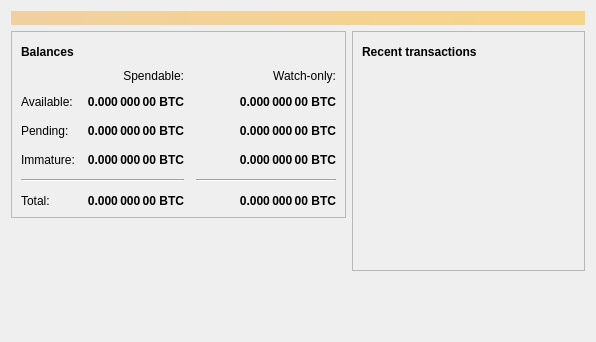
First picture: the form in src/qt/forms/overviewpage.ui, repository CodeAssureLabs/bitcoin-2018, before the edit.
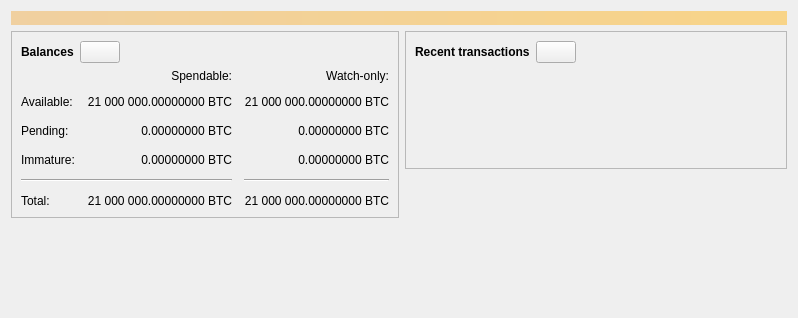
Second picture: the form after the edit. Icons and pictures are not drawn. Custom widgets are drawn as their Qt base class.

Patch:
```diff
--- a/src/qt/forms/overviewpage.ui
+++ b/src/qt/forms/overviewpage.ui
@@ -6,8 +6,8 @@
    <rect>
     <x>0</x>
     <y>0</y>
-    <width>596</width>
-    <height>342</height>
+    <width>798</width>
+    <height>318</height>
    </rect>
   </property>
   <property name="windowTitle">
@@ -68,7 +68,7 @@
               </property>
               <property name="maximumSize">
                <size>
-                <width>30</width>
+                <width>45</width>
                 <height>16777215</height>
                </size>
               </property>
@@ -89,9 +89,6 @@
                 <height>24</height>
                </size>
               </property>
-              <property name="flat">
-               <bool>true</bool>
-              </property>
              </widget>
             </item>
             <item>
@@ -116,12 +113,6 @@
             </property>
             <item row="2" column="2">
              <widget class="QLabel" name="labelWatchPending">
-              <property name="font">
-               <font>
-                <weight>75</weight>
-                <bold>true</bold>
-               </font>
-              </property>
               <property name="cursor">
                <cursorShape>IBeamCursor</cursorShape>
               </property>
@@ -129,7 +120,7 @@
                <string>Unconfirmed transactions to watch-only addresses</string>
               </property>
               <property name="text">
-               <string notr="true">0.000 000 00 BTC</string>
+               <string notr="true">0.00000000 BTC</string>
               </property>
               <property name="alignment">
                <set>Qt::AlignRight|Qt::AlignTrailing|Qt::AlignVCenter</set>
@@ -141,12 +132,6 @@
             </item>
             <item row="2" column="1">
              <widget class="QLabel" name="labelUnconfirmed">
-              <property name="font">
-               <font>
-                <weight>75</weight>
-                <bold>true</bold>
-               </font>
-              </property>
               <property name="cursor">
                <cursorShape>IBeamCursor</cursorShape>
               </property>
@@ -154,7 +139,7 @@
                <string>Total of transactions that have yet to be confirmed, and do not yet count toward the spendable balance</string>
               </property>
               <property name="text">
-               <string notr="true">0.000 000 00 BTC</string>
+               <string notr="true">0.00000000 BTC</string>
               </property>
               <property name="alignment">
                <set>Qt::AlignRight|Qt::AlignTrailing|Qt::AlignVCenter</set>
@@ -166,12 +151,6 @@
             </item>
             <item row="3" column="2">
              <widget class="QLabel" name="labelWatchImmature">
-              <property name="font">
-               <font>
-                <weight>75</weight>
-                <bold>true</bold>
-               </font>
-              </property>
               <property name="cursor">
                <cursorShape>IBeamCursor</cursorShape>
               </property>
@@ -179,7 +158,7 @@
                <string>Mined balance in watch-only addresses that has not yet matured</string>
               </property>
               <property name="text">
-               <string notr="true">0.000 000 00 BTC</string>
+               <string notr="true">0.00000000 BTC</string>
               </property>
               <property name="alignment">
                <set>Qt::AlignRight|Qt::AlignTrailing|Qt::AlignVCenter</set>
@@ -224,12 +203,6 @@
             </item>
             <item row="3" column="1">
              <widget class="QLabel" name="labelImmature">
-              <property name="font">
-               <font>
-                <weight>75</weight>
-                <bold>true</bold>
-               </font>
-              </property>
               <property name="cursor">
                <cursorShape>IBeamCursor</cursorShape>
               </property>
@@ -237,7 +210,7 @@
                <string>Mined balance that has not yet matured</string>
               </property>
               <property name="text">
-               <string notr="true">0.000 000 00 BTC</string>
+               <string notr="true">0.00000000 BTC</string>
               </property>
               <property name="alignment">
                <set>Qt::AlignRight|Qt::AlignTrailing|Qt::AlignVCenter</set>
@@ -269,12 +242,6 @@
             </item>
             <item row="5" column="1">
              <widget class="QLabel" name="labelTotal">
-              <property name="font">
-               <font>
-                <weight>75</weight>
-                <bold>true</bold>
-               </font>
-              </property>
               <property name="cursor">
                <cursorShape>IBeamCursor</cursorShape>
               </property>
@@ -282,7 +249,7 @@
                <string>Your current total balance</string>
               </property>
               <property name="text">
-               <string notr="true">0.000 000 00 BTC</string>
+               <string notr="true">21 000 000.00000000 BTC</string>
               </property>
               <property name="alignment">
                <set>Qt::AlignRight|Qt::AlignTrailing|Qt::AlignVCenter</set>
@@ -294,12 +261,6 @@
             </item>
             <item row="5" column="2">
              <widget class="QLabel" name="labelWatchTotal">
-              <property name="font">
-               <font>
-                <weight>75</weight>
-                <bold>true</bold>
-               </font>
-              </property>
               <property name="cursor">
                <cursorShape>IBeamCursor</cursorShape>
               </property>
@@ -307,7 +268,7 @@
                <string>Current total balance in watch-only addresses</string>
               </property>
               <property name="text">
-               <string notr="true">0.000 000 00 BTC</string>
+               <string notr="true">21 000 000.00000000 BTC</string>
               </property>
               <property name="alignment">
                <set>Qt::AlignRight|Qt::AlignTrailing|Qt::AlignVCenter</set>
@@ -336,12 +297,6 @@
             </item>
             <item row="1" column="1">
              <widget class="QLabel" name="labelBalance">
-              <property name="font">
-               <font>
-                <weight>75</weight>
-                <bold>true</bold>
-               </font>
-              </property>
               <property name="cursor">
                <cursorShape>IBeamCursor</cursorShape>
               </property>
@@ -349,7 +304,7 @@
                <string>Your current spendable balance</string>
               </property>
               <property name="text">
-               <string notr="true">0.000 000 00 BTC</string>
+               <string notr="true">21 000 000.00000000 BTC</string>
               </property>
               <property name="alignment">
                <set>Qt::AlignRight|Qt::AlignTrailing|Qt::AlignVCenter</set>
@@ -361,12 +316,6 @@
             </item>
             <item row="1" column="2">
              <widget class="QLabel" name="labelWatchAvailable">
-              <property name="font">
-               <font>
-                <weight>75</weight>
-                <bold>true</bold>
-               </font>
-              </property>
               <property name="cursor">
                <cursorShape>IBeamCursor</cursorShape>
               </property>
@@ -374,7 +323,7 @@
                <string>Your current balance in watch-only addresses</string>
               </property>
               <property name="text">
-               <string notr="true">0.000 000 00 BTC</string>
+               <string notr="true">21 000 000.00000000 BTC</string>
               </property>
               <property name="alignment">
                <set>Qt::AlignRight|Qt::AlignTrailing|Qt::AlignVCenter</set>
@@ -454,7 +403,7 @@
               </property>
               <property name="maximumSize">
                <size>
-                <width>30</width>
+                <width>45</width>
                 <height>16777215</height>
                </size>
               </property>
@@ -475,9 +424,6 @@
                 <height>24</height>
                </size>
               </property>
-              <property name="flat">
-               <bool>true</bool>
-              </property>
              </widget>
             </item>
             <item>
@@ -509,6 +455,9 @@
             <property name="horizontalScrollBarPolicy">
              <enum>Qt::ScrollBarAlwaysOff</enum>
             </property>
+            <property name="sizeAdjustPolicy">
+             <enum>QAbstractScrollArea::AdjustToContents</enum>
+            </property>
             <property name="selectionMode">
              <enum>QAbstractItemView::NoSelection</enum>
             </property>
@@ -536,6 +485,13 @@
    </item>
   </layout>
  </widget>
+ <customwidgets>
+  <customwidget>
+   <class>TransactionOverviewWidget</class>
+   <extends>QListView</extends>
+   <header>qt/transactionoverviewwidget.h</header>
+  </customwidget>
+ </customwidgets>
  <resources/>
  <connections/>
 </ui>
```
Left out of the diff: 5 changed lines with no effect on the pictures.
